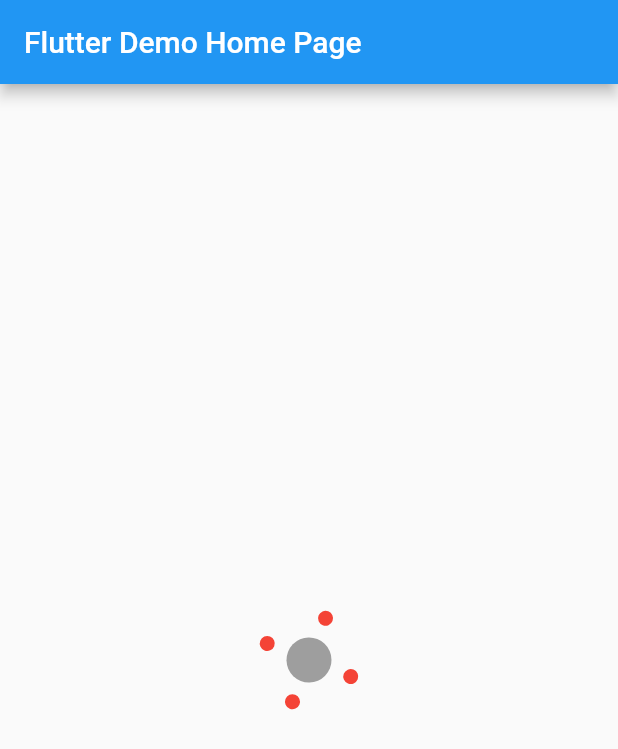
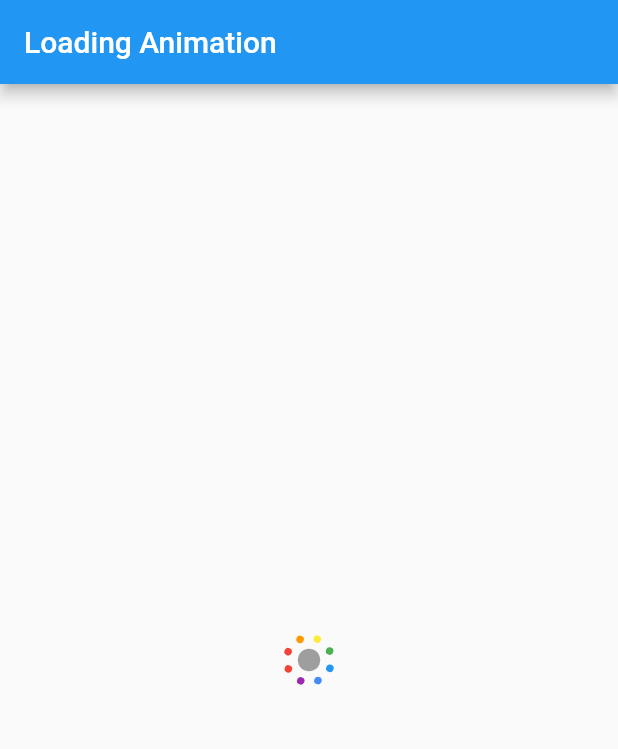
Before and after one commit to gaurav4ever/Flutter-Projects, a Flutter app: the screen it shows after launch, on a phone screen of 412 x 824 dp. Shown: the top 749 px of the screen. Run offline on Flutter 3.47's test engine with Material 2 defaults, Android fonts, the phone set to English and light mode, and no system bars.

Commit message:
final completion

```diff
--- a/lib/Loader.dart
+++ b/lib/Loader.dart
@@ -15,8 +15,8 @@ class LoaderState extends State<Loader> with SingleTickerProviderStateMixin {
   Animation<double> animationRadiusIn;
   Animation<double> animationRadiusOut;
 
-  final double initRadius = 30;
-  double radius = 10;
+  final double initRadius = 15;
+  double radius = 5;
 
   @override
   void initState() {
@@ -76,34 +76,69 @@ class LoaderState extends State<Loader> with SingleTickerProviderStateMixin {
           child: Stack(
             children: <Widget>[
               Dot(
-                radius: 30.0,
+                radius: initRadius,
                 color: Colors.grey,
               ),
               Transform.translate(
-                offset: Offset(radius * cos(pi), radius * sin(pi)),
+                offset: Offset(radius * cos(pi / 4), radius * sin(pi / 4)),
                 child: Dot(
-                  radius: 10.0,
+                  radius: 5.0,
+                  color: Colors.orange,
+                ),
+              ),
+              Transform.translate(
+                offset:
+                    Offset(radius * cos(2 * pi / 4), radius * sin(2 * pi / 4)),
+                child: Dot(
+                  radius: 5.0,
+                  color: Colors.yellow,
+                ),
+              ),
+              Transform.translate(
+                offset:
+                    Offset(radius * cos(3 * pi / 4), radius * sin(3 * pi / 4)),
+                child: Dot(
+                  radius: 5.0,
+                  color: Colors.green,
+                ),
+              ),
+              Transform.translate(
+                offset:
+                    Offset(radius * cos(4 * pi / 4), radius * sin(4 * pi / 4)),
+                child: Dot(
+                  radius: 5.0,
+                  color: Colors.blue,
+                ),
+              ),
+              Transform.translate(
+                offset:
+                    Offset(radius * cos(5 * pi / 4), radius * sin(5 * pi / 4)),
+                child: Dot(
+                  radius: 5.0,
+                  color: Colors.blueAccent,
+                ),
+              ),
+              Transform.translate(
+                offset:
+                    Offset(radius * cos(6 * pi / 4), radius * sin(6 * pi / 4)),
+                child: Dot(
+                  radius: 5.0,
+                  color: Colors.purple,
+                ),
+              ),
+              Transform.translate(
+                offset: Offset(
+                    radius * cos((7 * pi) / 4), radius * sin((7 * pi) / 4)),
+                child: Dot(
+                  radius: 5.0,
                   color: Colors.red,
                 ),
               ),
               Transform.translate(
-                offset: Offset(radius * sin(pi), radius * cos(pi)),
+                offset: Offset(
+                    radius * cos((8 * pi) / 4), radius * sin((8 * pi) / 4)),
                 child: Dot(
-                  radius: 10.0,
-                  color: Colors.red,
-                ),
-              ),
-              Transform.translate(
-                offset: Offset(radius * sin(pi / 2), radius * cos(pi / 2)),
-                child: Dot(
-                  radius: 10.0,
-                  color: Colors.red,
-                ),
-              ),
-              Transform.translate(
-                offset: Offset(radius * cos(pi / 2), radius * sin(pi / 2)),
-                child: Dot(
-                  radius: 10.0,
+                  radius: 5.0,
                   color: Colors.red,
                 ),
               ),
--- a/lib/main.dart
+++ b/lib/main.dart
@@ -13,7 +13,7 @@ class MyApp extends StatelessWidget {
       theme: ThemeData(
         primarySwatch: Colors.blue,
       ),
-      home: MyHomePage(title: 'Flutter Demo Home Page'),
+      home: MyHomePage(title: 'Loading Animation'),
     );
   }
 }
```
